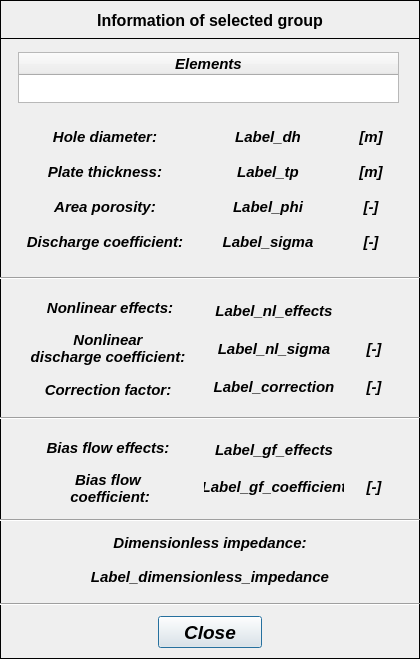
open-pulse/OpenPulse, file data/user_input/ui/Model/Info/getGroupInformationPerforatedPlate.ui: the form before one commit.
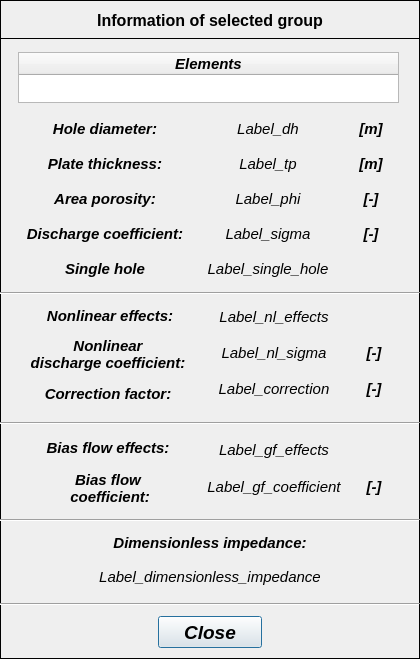
The form after the commit.

Diff of the .ui file:
```diff
--- a/data/user_input/ui/Model/Info/getGroupInformationPerforatedPlate.ui
+++ b/data/user_input/ui/Model/Info/getGroupInformationPerforatedPlate.ui
@@ -201,7 +201,7 @@
       <x>18</x>
       <y>70</y>
       <width>381</width>
-      <height>162</height>
+      <height>181</height>
      </rect>
     </property>
     <layout class="QGridLayout" name="gridLayout">
@@ -240,9 +240,9 @@
           <font>
            <family>Arial</family>
            <pointsize>11</pointsize>
-           <weight>75</weight>
+           <weight>50</weight>
            <italic>true</italic>
-           <bold>true</bold>
+           <bold>false</bold>
           </font>
          </property>
          <property name="text">
@@ -277,9 +277,9 @@
           <font>
            <family>Arial</family>
            <pointsize>11</pointsize>
-           <weight>75</weight>
+           <weight>50</weight>
            <italic>true</italic>
-           <bold>true</bold>
+           <bold>false</bold>
           </font>
          </property>
          <property name="text">
@@ -314,9 +314,9 @@
           <font>
            <family>Arial</family>
            <pointsize>11</pointsize>
-           <weight>75</weight>
+           <weight>50</weight>
            <italic>true</italic>
-           <bold>true</bold>
+           <bold>false</bold>
           </font>
          </property>
          <property name="text">
@@ -351,9 +351,9 @@
           <font>
            <family>Arial</family>
            <pointsize>11</pointsize>
-           <weight>75</weight>
+           <weight>50</weight>
            <italic>true</italic>
-           <bold>true</bold>
+           <bold>false</bold>
           </font>
          </property>
          <property name="text">
@@ -364,6 +364,43 @@
          </property>
         </widget>
        </item>
+       <item>
+        <widget class="QLabel" name="Label_single_hole">
+         <property name="sizePolicy">
+          <sizepolicy hsizetype="Preferred" vsizetype="Preferred">
+           <horstretch>0</horstretch>
+           <verstretch>0</verstretch>
+          </sizepolicy>
+         </property>
+         <property name="minimumSize">
+          <size>
+           <width>140</width>
+           <height>35</height>
+          </size>
+         </property>
+         <property name="maximumSize">
+          <size>
+           <width>140</width>
+           <height>35</height>
+          </size>
+         </property>
+         <property name="font">
+          <font>
+           <family>Arial</family>
+           <pointsize>11</pointsize>
+           <weight>50</weight>
+           <italic>true</italic>
+           <bold>false</bold>
+          </font>
+         </property>
+         <property name="text">
+          <string>Label_single_hole</string>
+         </property>
+         <property name="alignment">
+          <set>Qt::AlignCenter</set>
+         </property>
+        </widget>
+       </item>
       </layout>
      </item>
      <item row="0" column="2">
@@ -371,6 +408,43 @@
        <property name="sizeConstraint">
         <enum>QLayout::SetDefaultConstraint</enum>
        </property>
+       <item>
+        <widget class="QLabel" name="label_20">
+         <property name="sizePolicy">
+          <sizepolicy hsizetype="Preferred" vsizetype="Preferred">
+           <horstretch>0</horstretch>
+           <verstretch>0</verstretch>
+          </sizepolicy>
+         </property>
+         <property name="minimumSize">
+          <size>
+           <width>40</width>
+           <height>35</height>
+          </size>
+         </property>
+         <property name="maximumSize">
+          <size>
+           <width>40</width>
+           <height>35</height>
+          </size>
+         </property>
+         <property name="font">
+          <font>
+           <family>Arial</family>
+           <pointsize>11</pointsize>
+           <weight>75</weight>
+           <italic>true</italic>
+           <bold>true</bold>
+          </font>
+         </property>
+         <property name="text">
+          <string>[m]</string>
+         </property>
+         <property name="alignment">
+          <set>Qt::AlignCenter</set>
+         </property>
+        </widget>
+       </item>
        <item>
         <widget class="QLabel" name="label_17">
          <property name="sizePolicy">
@@ -438,7 +512,7 @@
           </font>
          </property>
          <property name="text">
-          <string>[m]</string>
+          <string>[-]</string>
          </property>
          <property name="alignment">
           <set>Qt::AlignCenter</set>
@@ -512,7 +586,7 @@
           </font>
          </property>
          <property name="text">
-          <string>[-]</string>
+          <string> </string>
          </property>
          <property name="alignment">
           <set>Qt::AlignCenter</set>
@@ -522,7 +596,7 @@
       </layout>
      </item>
      <item row="0" column="0">
-      <layout class="QVBoxLayout" name="verticalLayout_6" stretch="0,0,0,0">
+      <layout class="QVBoxLayout" name="verticalLayout_6" stretch="0,0,0,0,0">
        <property name="spacing">
         <number>0</number>
        </property>
@@ -683,6 +757,43 @@
          </property>
         </widget>
        </item>
+       <item>
+        <widget class="QLabel" name="label_discharge_2">
+         <property name="sizePolicy">
+          <sizepolicy hsizetype="Preferred" vsizetype="Preferred">
+           <horstretch>0</horstretch>
+           <verstretch>0</verstretch>
+          </sizepolicy>
+         </property>
+         <property name="minimumSize">
+          <size>
+           <width>160</width>
+           <height>35</height>
+          </size>
+         </property>
+         <property name="maximumSize">
+          <size>
+           <width>160</width>
+           <height>35</height>
+          </size>
+         </property>
+         <property name="font">
+          <font>
+           <family>Arial</family>
+           <pointsize>11</pointsize>
+           <weight>75</weight>
+           <italic>true</italic>
+           <bold>true</bold>
+          </font>
+         </property>
+         <property name="text">
+          <string>Single hole</string>
+         </property>
+         <property name="alignment">
+          <set>Qt::AlignCenter</set>
+         </property>
+        </widget>
+       </item>
       </layout>
      </item>
     </layout>
@@ -904,9 +1015,9 @@
           <font>
            <family>Arial</family>
            <pointsize>11</pointsize>
-           <weight>75</weight>
+           <weight>50</weight>
            <italic>true</italic>
-           <bold>true</bold>
+           <bold>false</bold>
           </font>
          </property>
          <property name="text">
@@ -941,9 +1052,9 @@
           <font>
            <family>Arial</family>
            <pointsize>11</pointsize>
-           <weight>75</weight>
+           <weight>50</weight>
            <italic>true</italic>
-           <bold>true</bold>
+           <bold>false</bold>
           </font>
          </property>
          <property name="text">
@@ -962,9 +1073,9 @@
     <property name="geometry">
      <rect>
       <x>18</x>
-      <y>250</y>
+      <y>260</y>
       <width>381</width>
-      <height>121</height>
+      <height>111</height>
      </rect>
     </property>
     <layout class="QGridLayout" name="gridLayout_5">
@@ -1003,9 +1114,9 @@
           <font>
            <family>Arial</family>
            <pointsize>11</pointsize>
-           <weight>75</weight>
+           <weight>50</weight>
            <italic>true</italic>
-           <bold>true</bold>
+           <bold>false</bold>
           </font>
          </property>
          <property name="text">
@@ -1040,9 +1151,9 @@
           <font>
            <family>Arial</family>
            <pointsize>11</pointsize>
-           <weight>75</weight>
+           <weight>50</weight>
            <italic>true</italic>
-           <bold>true</bold>
+           <bold>false</bold>
           </font>
          </property>
          <property name="text">
@@ -1077,9 +1188,9 @@
           <font>
            <family>Arial</family>
            <pointsize>11</pointsize>
-           <weight>75</weight>
+           <weight>50</weight>
            <italic>true</italic>
-           <bold>true</bold>
+           <bold>false</bold>
           </font>
          </property>
          <property name="text">
@@ -1344,7 +1455,7 @@
     <property name="geometry">
      <rect>
       <x>0</x>
-      <y>230</y>
+      <y>245</y>
       <width>420</width>
       <height>20</height>
      </rect>
@@ -1369,7 +1480,7 @@
     <property name="geometry">
      <rect>
       <x>0</x>
-      <y>370</y>
+      <y>375</y>
       <width>420</width>
       <height>20</height>
      </rect>
@@ -1529,9 +1640,9 @@
      <font>
       <family>Arial</family>
       <pointsize>11</pointsize>
-      <weight>75</weight>
+      <weight>50</weight>
       <italic>true</italic>
-      <bold>true</bold>
+      <bold>false</bold>
      </font>
     </property>
     <property name="text">
```
